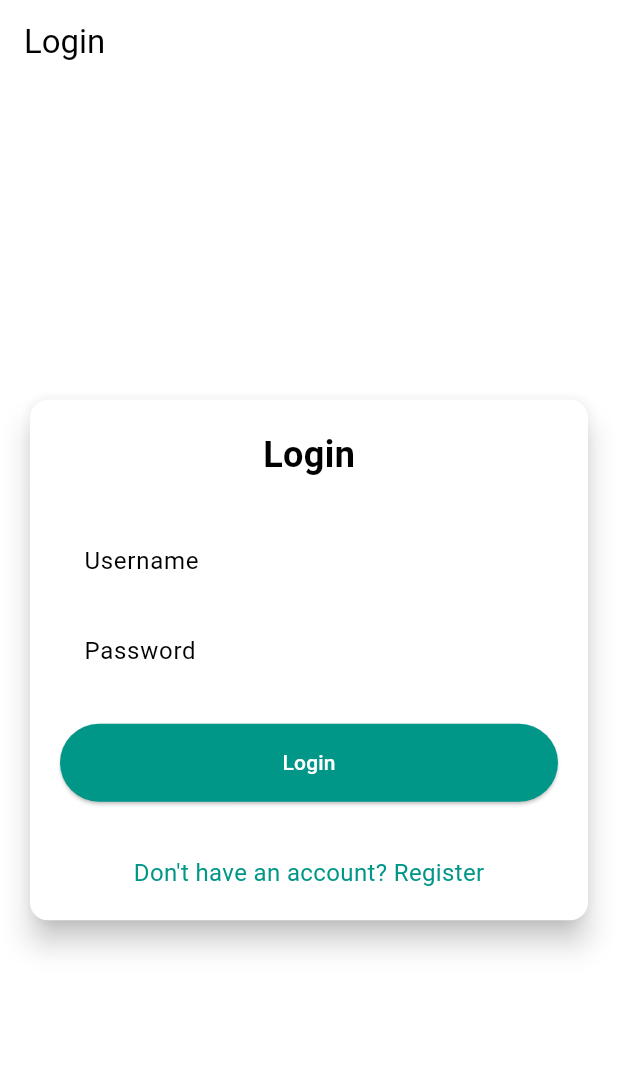
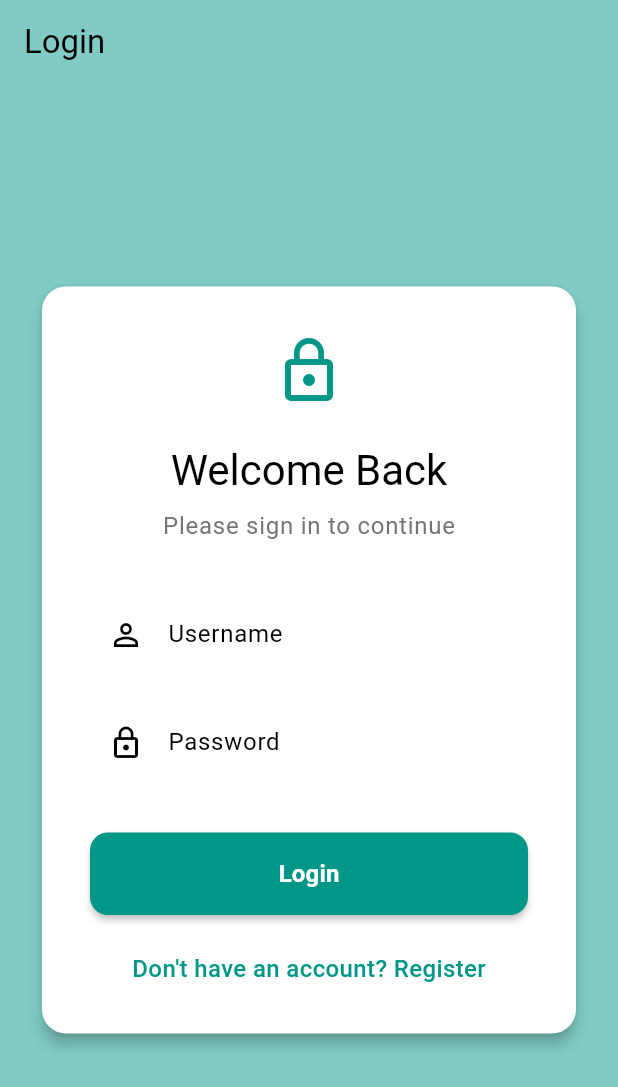
Before and after one commit to arshqiii/SiniBeli-mobile, a Flutter app: the screen it shows after launch, on a phone screen of 412 x 824 dp. Shown: the top 1087 px of the screen. Run offline on Flutter 3.47's test engine with Material 3 defaults, Android fonts, the light colour scheme and no system bars; missing offline and left inert: pbp_django_auth.

Commit message:
updated login page

```diff
--- a/lib/screens/login.dart
+++ b/lib/screens/login.dart
@@ -8,6 +8,7 @@ void main() {
   runApp(const LoginApp());
 }
 
+// Root widget that sets up the application theme and initial route
 class LoginApp extends StatelessWidget {
   const LoginApp({super.key});
 
@@ -17,9 +18,44 @@ class LoginApp extends StatelessWidget {
       title: 'Login',
       theme: ThemeData(
         useMaterial3: true,
+        // Enhanced color scheme with a professional teal and green palette
         colorScheme: ColorScheme.fromSwatch(
           primarySwatch: Colors.teal,
-        ).copyWith(secondary: const Color.fromARGB(255, 154, 225, 119)),
+          brightness: Brightness.light,
+        ).copyWith(
+          secondary: const Color.fromARGB(255, 154, 225, 119),
+          // Adding surface and background colors for better contrast
+          surface: Colors.white,
+          ),
+        // Custom text theme for consistent typography
+        textTheme: const TextTheme(
+          headlineMedium: TextStyle(
+            fontSize: 28.0,
+            fontWeight: FontWeight.bold,
+            color: Colors.teal,
+          ),
+          bodyLarge: TextStyle(
+            fontSize: 16.0,
+            color: Colors.black87,
+          ),
+        ),
+        // Enhanced input decoration theme
+        inputDecorationTheme: InputDecorationTheme(
+          filled: true,
+          fillColor: Colors.grey[50],
+          border: OutlineInputBorder(
+            borderRadius: BorderRadius.circular(12.0),
+            borderSide: const BorderSide(color: Colors.teal, width: 2.0),
+          ),
+          enabledBorder: OutlineInputBorder(
+            borderRadius: BorderRadius.circular(12.0),
+            borderSide: BorderSide(color: Colors.teal.withOpacity(0.5)),
+          ),
+          focusedBorder: OutlineInputBorder(
+            borderRadius: BorderRadius.circular(12.0),
+            borderSide: const BorderSide(color: Colors.teal, width: 2.0),
+          ),
+        ),
       ),
       home: const LoginPage(),
     );
@@ -34,74 +70,85 @@ class LoginPage extends StatefulWidget {
 }
 
 class _LoginPageState extends State<LoginPage> {
+  // Controllers for handling user input
   final TextEditingController _usernameController = TextEditingController();
   final TextEditingController _passwordController = TextEditingController();
 
   @override
   Widget build(BuildContext context) {
+    // Access the CookieRequest instance for handling authentication
     final request = context.watch<CookieRequest>();
 
     return Scaffold(
+      // Using the background color from our theme
+      backgroundColor: Theme.of(context).colorScheme.background,
       appBar: AppBar(
         title: const Text('Login'),
+        elevation: 0, // Removes shadow for a cleaner look
+        backgroundColor: Colors.transparent,
       ),
       body: Center(
         child: SingleChildScrollView(
-          padding: const EdgeInsets.all(16.0),
+          padding: const EdgeInsets.symmetric(horizontal: 24.0, vertical: 16.0),
           child: Card(
-            elevation: 8,
+            elevation: 4, // Reduced elevation for a subtler shadow
             shape: RoundedRectangleBorder(
-              borderRadius: BorderRadius.circular(12.0),
+              borderRadius: BorderRadius.circular(16.0),
             ),
-            child: Padding(
-              padding: const EdgeInsets.all(20.0),
+            child: Container(
+              padding: const EdgeInsets.all(32.0),
+              constraints: const BoxConstraints(maxWidth: 400), // Limit card width
               child: Column(
                 mainAxisSize: MainAxisSize.min,
                 children: [
-                  const Text(
-                    'Login',
-                    style: TextStyle(
-                      fontSize: 24.0,
-                      fontWeight: FontWeight.bold,
-                    ),
+                  // App logo or icon could be added here
+                  const Icon(
+                    Icons.lock_outline,
+                    size: 48,
+                    color: Colors.teal,
                   ),
-                  const SizedBox(height: 30.0),
+                  const SizedBox(height: 24.0),
+                  // Login header
+                  Text(
+                    'Welcome Back',
+                    style: Theme.of(context).textTheme.headlineMedium,
+                  ),
+                  const SizedBox(height: 8.0),
+                  Text(
+                    'Please sign in to continue',
+                    style: Theme.of(context).textTheme.bodyLarge?.copyWith(
+                          color: Colors.grey[600],
+                        ),
+                  ),
+                  const SizedBox(height: 32.0),
+                  // Username input field
                   TextField(
                     controller: _usernameController,
                     decoration: const InputDecoration(
                       labelText: 'Username',
                       hintText: 'Enter your username',
-                      border: OutlineInputBorder(
-                        borderRadius: BorderRadius.all(Radius.circular(12.0)),
-                      ),
-                      contentPadding:
-                          EdgeInsets.symmetric(horizontal: 12.0, vertical: 8.0),
+                      prefixIcon: Icon(Icons.person_outline),
                     ),
                   ),
-                  const SizedBox(height: 12.0),
+                  const SizedBox(height: 16.0),
+                  // Password input field
                   TextField(
                     controller: _passwordController,
                     decoration: const InputDecoration(
                       labelText: 'Password',
                       hintText: 'Enter your password',
-                      border: OutlineInputBorder(
-                        borderRadius: BorderRadius.all(Radius.circular(12.0)),
-                      ),
-                      contentPadding:
-                          EdgeInsets.symmetric(horizontal: 12.0, vertical: 8.0),
+                      prefixIcon: Icon(Icons.lock_outline),
                     ),
                     obscureText: true,
                   ),
-                  const SizedBox(height: 24.0),
+                  const SizedBox(height: 32.0),
+                  // Login button
                   ElevatedButton(
                     onPressed: () async {
                       String username = _usernameController.text;
                       String password = _passwordController.text;
 
-                      // Cek kredensial
-                      // TODO: Ganti URL dan jangan lupa tambahkan trailing slash (/) di akhir URL!
-                      // Untuk menyambungkan Android emulator dengan Django pada localhost,
-                      // gunakan URL http://10.0.2.2/
+                      // Attempt login with provided credentials
                       final response = await request
                           .login("http://127.0.0.1:8000/auth/login/", {
                         'username': username,
@@ -112,21 +159,24 @@ class _LoginPageState extends State<LoginPage> {
                         String message = response['message'];
                         String usrname = response['username'];
                         if (context.mounted) {
+                          // Navigate to home page on successful login
                           Navigator.pushReplacement(
                             context,
-                            MaterialPageRoute(
-                                builder: (context) => MyHomePage()),
+                            MaterialPageRoute(builder: (context) => MyHomePage()),
                           );
+                          // Show welcome message
                           ScaffoldMessenger.of(context)
                             ..hideCurrentSnackBar()
                             ..showSnackBar(
                               SnackBar(
-                                  content:
-                                      Text("$message Selamat datang, $usrname.")),
+                                content: Text("$message Selamat datang, $usrname."),
+                                backgroundColor: Colors.green,
+                              ),
                             );
                         }
                       } else {
                         if (context.mounted) {
+                          // Show error dialog on failed login
                           showDialog(
                             context: context,
                             builder: (context) => AlertDialog(
@@ -135,9 +185,7 @@ class _LoginPageState extends State<LoginPage> {
                               actions: [
                                 TextButton(
                                   child: const Text('OK'),
-                                  onPressed: () {
-                                    Navigator.pop(context);
-                                  },
+                                  onPressed: () => Navigator.pop(context),
                                 ),
                               ],
                             ),
@@ -147,19 +195,31 @@ class _LoginPageState extends State<LoginPage> {
                     },
                     style: ElevatedButton.styleFrom(
                       foregroundColor: Colors.white,
+                      backgroundColor: Theme.of(context).colorScheme.primary,
                       minimumSize: const Size(double.infinity, 50),
-                      backgroundColor: Theme.of(context).colorScheme.primary,
+                      shape: RoundedRectangleBorder(
+                        borderRadius: BorderRadius.circular(12.0),
+                      ),
                       padding: const EdgeInsets.symmetric(vertical: 16.0),
+                      elevation: 2, // Subtle elevation for the button
                     ),
-                    child: const Text('Login'),
+                    child: const Text(
+                      'Login',
+                      style: TextStyle(
+                        fontSize: 16,
+                        fontWeight: FontWeight.bold,
+                      ),
+                    ),
                   ),
-                  const SizedBox(height: 36.0),
+                  const SizedBox(height: 24.0),
+                  // Register link
                   GestureDetector(
                     onTap: () {
                       Navigator.push(
                         context,
                         MaterialPageRoute(
-                            builder: (context) => const RegisterPage()),
+                          builder: (context) => const RegisterPage(),
+                        ),
                       );
                     },
                     child: Text(
@@ -167,6 +227,7 @@ class _LoginPageState extends State<LoginPage> {
                       style: TextStyle(
                         color: Theme.of(context).colorScheme.primary,
                         fontSize: 16.0,
+                        fontWeight: FontWeight.w500,
                       ),
                     ),
                   ),
```
